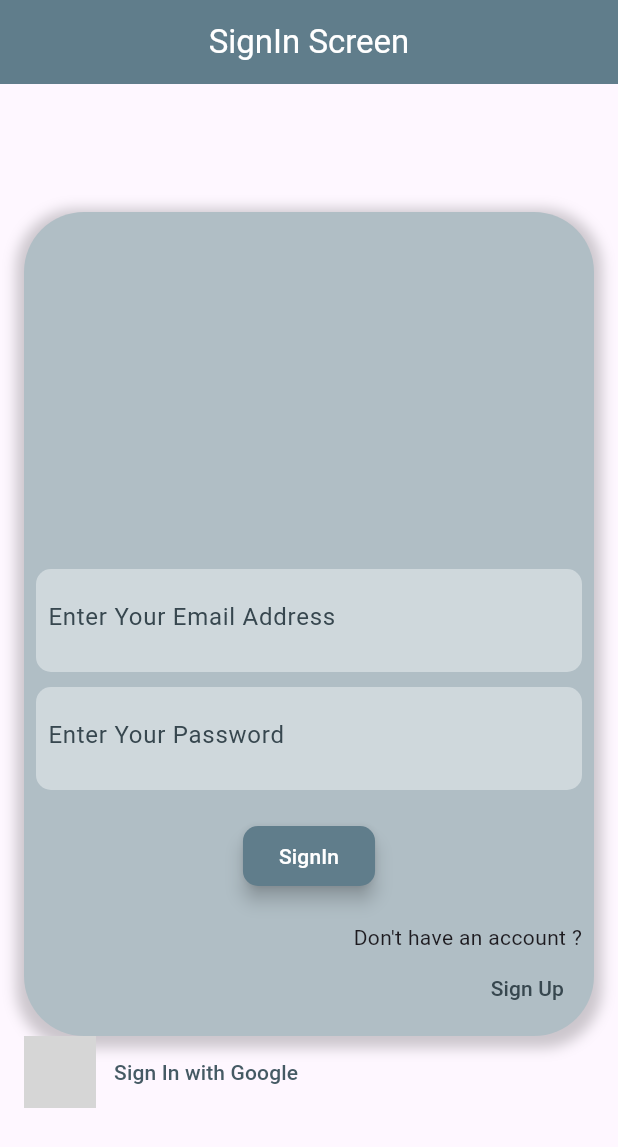
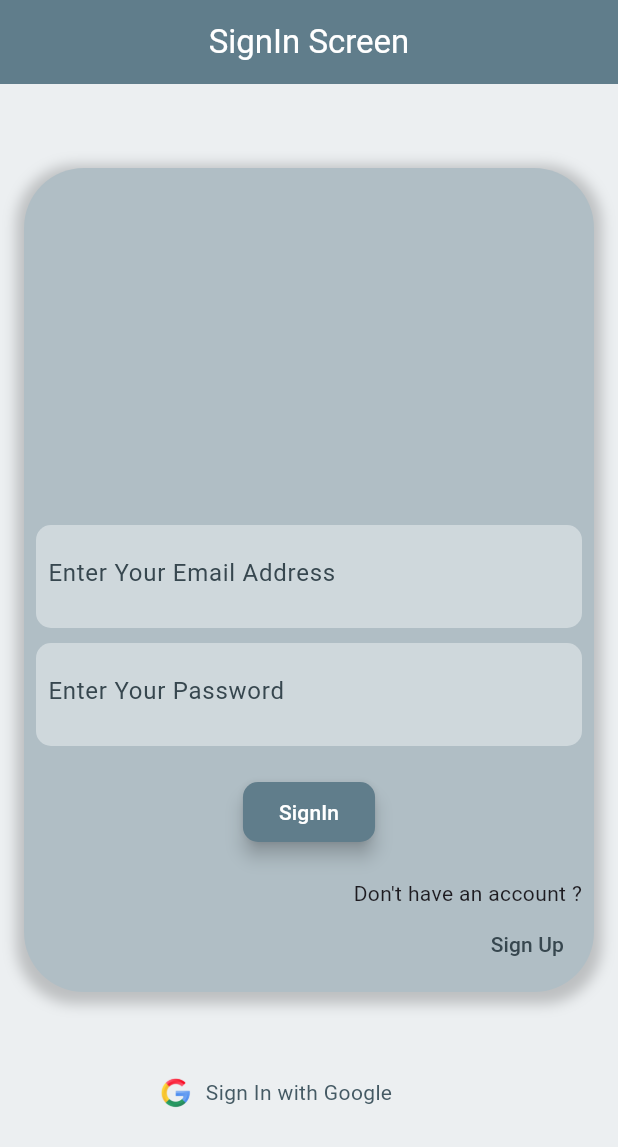
Before and after one commit to TehminaFatima/Supabase-Authentication, a Flutter app: the screen it shows after launch, after a tap on "Sign In with Google", on a phone screen of 412 x 824 dp. Shown: the top 1147 px of the screen. Run offline on Flutter 3.47's test engine with Material 3 defaults, Android fonts, the phone set to English and light mode, and no system bars; our stand-ins replace get, google_sign_in, supabase_flutter; accounts and stored records are empty; network calls fail; grey boxes are pictures that could not be loaded.

Commit message:
google signIn done

```diff
--- a/lib/auth_service/authentication.dart
+++ b/lib/auth_service/authentication.dart
@@ -1,3 +1,5 @@
+//import 'package:supabase_authentiation/auth_service/google_signin.dart';
+import 'package:google_sign_in/google_sign_in.dart';
 import 'package:supabase_flutter/supabase_flutter.dart';
 
 class AuthService {
@@ -31,4 +33,46 @@ class AuthService {
     final user = session?.user;
     return user?.email;
   }
+
+  // String webClientId =
+  //     '1075514798882-9m89qd1lql4vci0hod3dqkhn596q4sn6.apps.googleusercontent.com';
+  // String iosClientId =
+  //     '1075514798882-lpug50o8jnt9h22d0chs8nlapa3fgpeb.apps.googleusercontent.com';
+
+  Future<void> signInWithGoogle() async {
+    /// TODO: update the Web client ID with your own.
+    ///
+    /// Web Client ID that you registered with Google Cloud.
+    const webClientId =
+        '1075514798882-9m89qd1lql4vci0hod3dqkhn596q4sn6.apps.googleusercontent.com';
+    ;
+
+    /// TODO: update the iOS client ID with your own.
+    ///
+    /// iOS Client ID that you registered with Google Cloud.
+    const iosClientId =
+        '1075514798882-lpug50o8jnt9h22d0chs8nlapa3fgpeb.apps.googleusercontent.com';
+
+    final GoogleSignIn googleSignIn = GoogleSignIn(
+      clientId: iosClientId,
+      serverClientId: webClientId,
+    );
+    final googleUser = await googleSignIn.signIn();
+    final googleAuth = await googleUser!.authentication;
+    final accessToken = googleAuth.accessToken;
+    final idToken = googleAuth.idToken;
+
+    if (accessToken == null) {
+      throw 'No Access Token found.';
+    }
+    if (idToken == null) {
+      throw 'No ID Token found.';
+    }
+
+    await _supabase.auth.signInWithIdToken(
+      provider: OAuthProvider.google,
+      idToken: idToken,
+      accessToken: accessToken,
+    );
+  }
 }
--- a/lib/ui/sign-in-screen.dart
+++ b/lib/ui/sign-in-screen.dart
@@ -33,6 +33,7 @@ class _SignInState extends State<SignInScreen> {
   @override
   Widget build(BuildContext context) {
     return Scaffold(
+      backgroundColor: Colors.blueGrey[50],
       appBar: AppBar(
         title: Text(
           "SignIn Screen",
@@ -41,13 +42,14 @@ class _SignInState extends State<SignInScreen> {
         centerTitle: true,
         backgroundColor: Colors.blueGrey,
       ),
-      body: Padding(
-        padding: const EdgeInsets.all(16.0),
-        child: Column(
-          mainAxisAlignment: MainAxisAlignment.center,
-          crossAxisAlignment: CrossAxisAlignment.end,
+      body: Column(
         children: [
-            Container(
+          Padding(
+            padding: EdgeInsets.only(
+              top: 40.0,
+            ),
+            child: Container(
+              margin: EdgeInsets.all(16.0),
               decoration: BoxDecoration(
                   color: Colors.blueGrey[200],
                   borderRadius: BorderRadius.circular(40),
@@ -147,19 +149,32 @@ class _SignInState extends State<SignInScreen> {
                 ),
               ),
             ),
-            Row(
+          ),
+          Container(
+            padding: EdgeInsets.only(
+              left: MediaQuery.of(context).size.width * 0.26,
+              top: MediaQuery.of(context).size.width * 0.1,
+            ),
+            child: GestureDetector(
+              onTap: () => authService.signInWithGoogle(),
+              child: Row(
                 children: [
-                icon(Icon: Image.asset("assets/Gicon.png")),
-                TextButton(
-                    onPressed: () {},
-                    child: Text(
+                  Image(
+                    height: 20,
+                    image: AssetImage("assets/Gicon.png"),
+                  ),
+                  SizedBox(
+                    width: 10,
+                  ),
+                  Text(
                     "Sign In with Google",
                     style: TextStyle(color: Colors.blueGrey[700]),
-                    )),
+                  ),
                 ],
+              ),
+            ),
           )
         ],
-        ),
       ),
     );
   }
```
Also changed, not shown: lib/auth_service/google_signin.dart (deleted, +0 -38 lines), 1 other file. Lines whose indentation alone changed are shown as unchanged.
